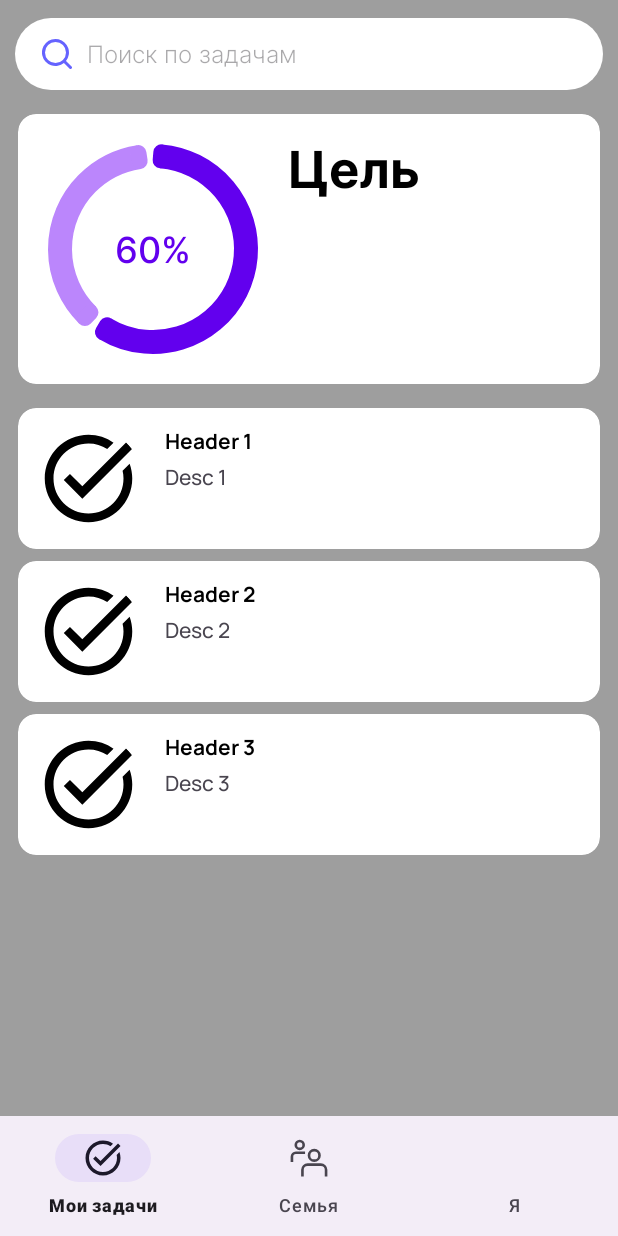
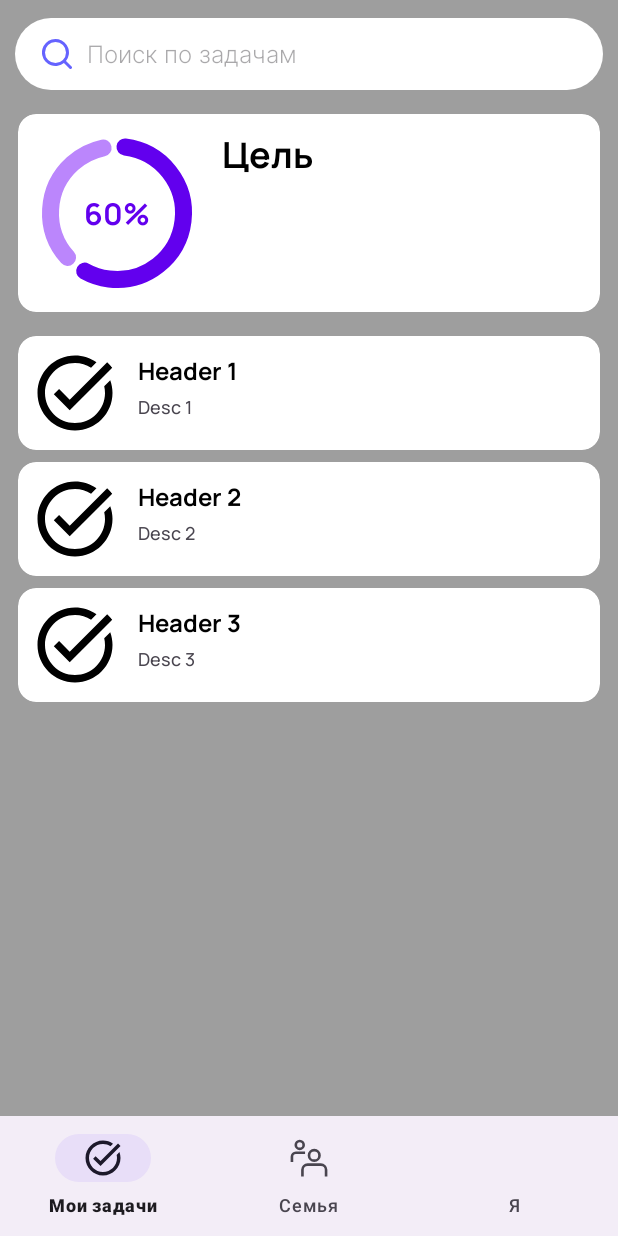
Before and after one commit to xtitaniumx/For-A-Donation, an Android app: the TasksFragment screen opened directly, with no data from a screen before it, on a phone screen of 412 x 824 dp. Run offline under Robolectric (Android 15) with nearby library versions, the phone set to English and light mode, and no system bars.

Commit message:
change some elements size

```diff
--- a/app/src/main/res/layout/fragment_tasks.xml
+++ b/app/src/main/res/layout/fragment_tasks.xml
@@ -43,10 +43,10 @@
         <androidx.constraintlayout.widget.ConstraintLayout
             android:layout_width="match_parent"
             android:layout_height="match_parent"
-            android:paddingStart="16dp"
-            android:paddingTop="12dp"
-            android:paddingEnd="16dp"
-            android:paddingBottom="16dp">
+            android:paddingStart="12dp"
+            android:paddingTop="8dp"
+            android:paddingEnd="12dp"
+            android:paddingBottom="12dp">
 
             <com.google.android.material.progressindicator.CircularProgressIndicator
                 android:id="@+id/progressGoal"
@@ -55,20 +55,20 @@
                 android:layout_marginTop="4dp"
                 android:progress="60"
                 app:indicatorColor="@color/purple_500"
-                app:indicatorSize="140dp"
+                app:indicatorSize="100dp"
                 app:layout_constraintStart_toStartOf="parent"
                 app:layout_constraintTop_toTopOf="parent"
                 app:trackColor="@color/purple_200"
                 app:trackCornerRadius="5dp"
-                app:trackThickness="16dp" />
+                app:trackThickness="11dp" />
 
             <TextView
                 android:id="@+id/textGoalProgress"
                 android:layout_width="wrap_content"
                 android:layout_height="wrap_content"
-                android:fontFamily="@font/inter_medium"
+                android:fontFamily="@font/manrope_bold"
                 android:textColor="@color/purple_500"
-                android:textSize="24sp"
+                android:textSize="20sp"
                 app:layout_constraintBottom_toBottomOf="@+id/progressGoal"
                 app:layout_constraintEnd_toEndOf="@+id/progressGoal"
                 app:layout_constraintStart_toStartOf="@+id/progressGoal"
@@ -80,10 +80,11 @@
                 android:layout_width="wrap_content"
                 android:layout_height="wrap_content"
                 android:layout_marginStart="16dp"
-                android:fontFamily="@font/inter_bold"
+                android:layout_marginTop="2dp"
+                android:fontFamily="@font/manrope_bold"
                 android:text="@string/goal"
                 android:textColor="@color/black"
-                android:textSize="34sp"
+                android:textSize="24sp"
                 app:layout_constraintStart_toEndOf="@+id/progressGoal"
                 app:layout_constraintTop_toTopOf="parent" />
 
@@ -93,7 +94,7 @@
                 android:layout_height="wrap_content"
                 android:layout_marginStart="2dp"
                 android:layout_marginTop="8dp"
-                android:fontFamily="@font/inter_regular"
+                android:fontFamily="@font/manrope_regular"
                 app:layout_constraintEnd_toEndOf="parent"
                 app:layout_constraintStart_toStartOf="@+id/textGoal"
                 app:layout_constraintTop_toBottomOf="@+id/textGoal"
--- a/app/src/main/res/layout/item_task.xml
+++ b/app/src/main/res/layout/item_task.xml
@@ -17,25 +17,26 @@
 
         <com.google.android.material.imageview.ShapeableImageView
             android:id="@+id/imageTask"
-            android:layout_width="70dp"
-            android:layout_height="70dp"
-            android:layout_marginStart="12dp"
-            android:layout_marginTop="12dp"
-            android:layout_marginBottom="12dp"
-            app:shapeAppearanceOverlay="@style/roundedImageViewRounded"
+            android:layout_width="60dp"
+            android:layout_height="60dp"
+            android:layout_marginStart="8dp"
+            android:layout_marginTop="8dp"
+            android:layout_marginBottom="8dp"
             app:layout_constraintBottom_toBottomOf="parent"
             app:layout_constraintStart_toStartOf="parent"
             app:layout_constraintTop_toTopOf="parent"
+            app:shapeAppearanceOverlay="@style/roundedImageViewRounded"
             tools:srcCompat="@tools:sample/avatars" />
 
         <TextView
             android:id="@+id/textTaskName"
             android:layout_width="wrap_content"
             android:layout_height="wrap_content"
-            android:layout_marginStart="16dp"
+            android:layout_marginStart="12dp"
             android:layout_marginTop="12dp"
             android:fontFamily="@font/manrope_bold"
             android:textColor="#000000"
+            android:textSize="16sp"
             app:layout_constraintStart_toEndOf="@+id/imageTask"
             app:layout_constraintTop_toTopOf="parent"
             tools:text="Header" />
@@ -46,6 +47,7 @@
             android:layout_height="wrap_content"
             android:layout_marginTop="4dp"
             android:fontFamily="@font/manrope_medium"
+            android:textSize="12sp"
             app:layout_constraintStart_toStartOf="@+id/textTaskName"
             app:layout_constraintTop_toBottomOf="@+id/textTaskName"
             tools:text="Subhead" />
--- a/build.gradle
+++ b/build.gradle
@@ -1,7 +1,7 @@
 // Top-level build file where you can add configuration options common to all sub-projects/modules.
 plugins {
-    id 'com.android.application' version '7.4.1' apply false
-    id 'com.android.library' version '7.4.1' apply false
+    id 'com.android.application' version '7.4.2' apply false
+    id 'com.android.library' version '7.4.2' apply false
     id 'org.jetbrains.kotlin.android' version '1.8.0' apply false
     id 'org.jetbrains.kotlin.jvm' version '1.8.0' apply false
 }
--- a/data/src/main/AndroidManifest.xml
+++ b/data/src/main/AndroidManifest.xml
@@ -1,2 +1,2 @@
 <?xml version="1.0" encoding="utf-8"?>
-<manifest package="com.example.donate.data" />
+<manifest />
```
